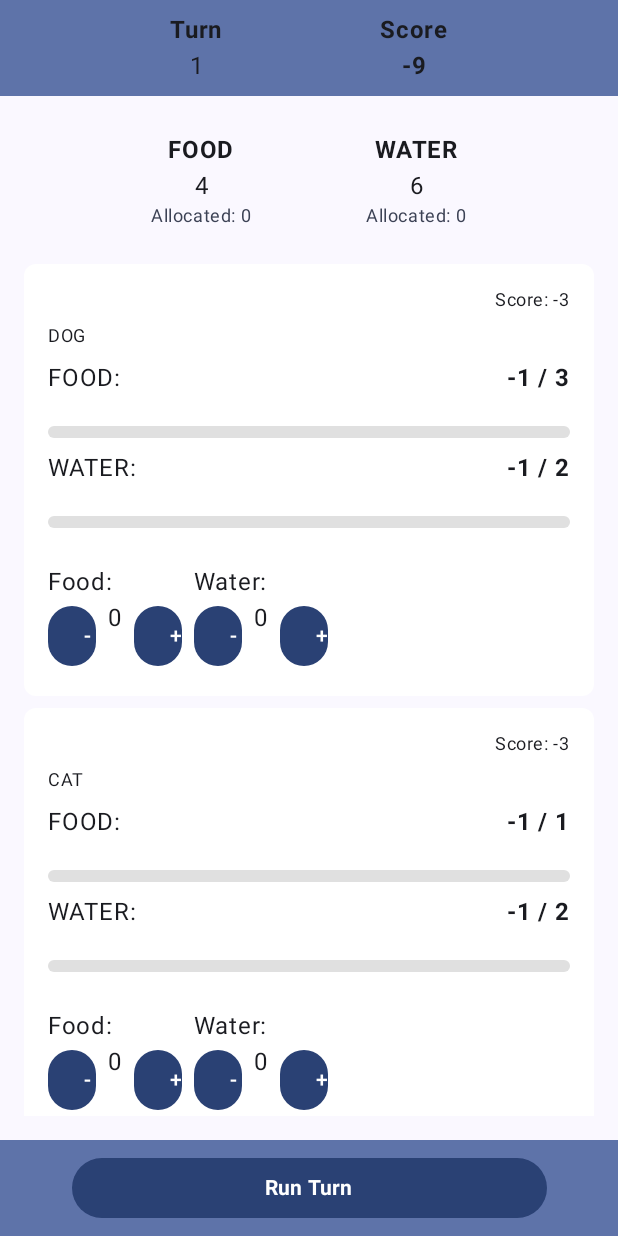
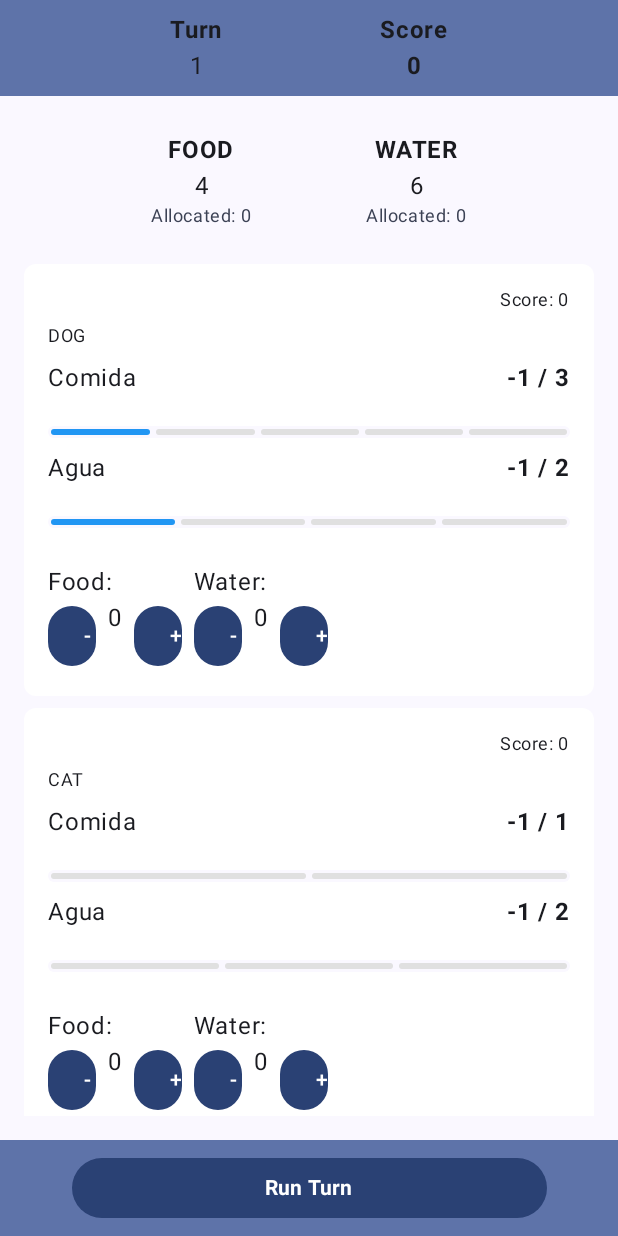
Before and after one commit to fergonzr/entrega04-mobapps, an Android app built with Jetpack Compose: the screen it shows after launch (MainActivity), after a tap on "Run Turn", on a phone screen of 412 x 824 dp. Run offline under Robolectric (Android 15) with nearby library versions, the light colour scheme and no system bars; 1 statement that could not run was skipped.

Commit message:
Add meter levels

```diff
--- a/app/src/main/java/com/example/angelorphanage/domain/GameState.kt
+++ b/app/src/main/java/com/example/angelorphanage/domain/GameState.kt
@@ -37,23 +37,9 @@ data class GameState(
         if (newResources.any { it.value < 0 })
             throw IllegalArgumentException("Can't allocate more resources than there are on stock.")
 
-        // Process each scorer to create new instances with updated state
-        val newScorers = this.scorers.mapIndexed { index, scorer ->
-            if (scorer.givenAway) {
-                // Keep given away scorers as-is
-                scorer
-            } else if (allocation.getOrNull(index).isNullOrEmpty()) {
-                // Apply tickdown if no allocation
-                scorer.tickdown(this.get_parameters())
-            } else {
-                // Apply allocation
-                scorer.allocate(allocation[index])
-            }
-        }
-
         // Calculate scores and handle giveaways
         var newScore = this.score
-        val finalScorers = newScorers.map { scorer ->
+        val newScorers = this.scorers.map { scorer ->
             if (scorer.givenAway) {
                 scorer
             } else {
@@ -66,6 +52,17 @@ data class GameState(
                 newScore += giveawayScore
 
                 scorerAfterGiveaway
+            }
+        }
+
+        // Process each scorer to create new instances with updated state
+        val finalScorers = newScorers.mapIndexed { index, scorer ->
+            if (scorer.givenAway) {
+                // Keep given away scorers as-is
+                scorer
+            } else {
+                // Apply allocation or ticking based on the resource
+                scorer.allocate_or_tick(this.get_parameters(), allocation[index])
             }
         }
 
--- a/app/src/main/java/com/example/angelorphanage/domain/ResourceType.kt
+++ b/app/src/main/java/com/example/angelorphanage/domain/ResourceType.kt
@@ -4,7 +4,7 @@ import androidx.annotation.StringRes
 import com.example.angelorphanage.R
 
 enum class ResourceType(
-    @StringRes name: Int,
+    @param:StringRes val nameRes: Int,
     val initialValue: Int
 ) : Resource {
     FOOD(R.string.food_label, 2) {
--- a/app/src/main/java/com/example/angelorphanage/domain/ScorerInstance.kt
+++ b/app/src/main/java/com/example/angelorphanage/domain/ScorerInstance.kt
@@ -62,13 +62,21 @@ data class ScorerInstance(
     /**
      * Create a new ScorerInstance with resources allocated
      */
-    fun allocate(resources: Map<ResourceType, Int>): ScorerInstance {
+    fun allocate_or_tick(parameters: GameParameters, resources: Map<ResourceType, Int>): ScorerInstance {
         val newMeters = ResourceType.entries.associateWith { resType ->
-            // The amount of resources to be allocated is hard-capped by the type's upper meter limit
-            min(
-                this.meters[resType]!! + resources.getOrDefault(resType, 0),
-                this.type.meterLimits[resType]!!.second
+            if (resources.getOrDefault(resType, 0) != 0)
+                // The amount of resources to be allocated is hard-capped
+                // by the type's upper meter limit
+                min(
+                    this.meters[resType]!! + resources.getOrDefault(resType, 0),
+                    this.type.meterLimits[resType]!!.second
+                )
+            else
+            max(
+                (this.meters.getOrDefault(resType, 0) - this.type.tickdown_meters(parameters, this.meters)[resType]!!),
+                this.type.meterLimits[resType]!!.first
             )
+
         }
         return this.copy(meters = newMeters)
     }
--- a/app/src/main/java/com/example/angelorphanage/ui/GameScreen.kt
+++ b/app/src/main/java/com/example/angelorphanage/ui/GameScreen.kt
@@ -29,6 +29,7 @@ import androidx.compose.ui.Alignment
 import androidx.compose.ui.Modifier
 import androidx.compose.ui.draw.clip
 import androidx.compose.ui.graphics.Color
+import androidx.compose.ui.res.stringResource
 import androidx.compose.ui.text.font.FontWeight
 import androidx.compose.ui.unit.dp
 import com.example.angelorphanage.domain.GameState
@@ -163,7 +164,7 @@ fun ScorerList(
         modifier = Modifier.fillMaxHeight(),
         verticalArrangement = Arrangement.spacedBy(8.dp)
     ) {
-        items(scorers.filter { !it.givenAway }.withIndex().toList() ) { (index, scorer) ->
+        items(scorers.withIndex().filter { !it.value.givenAway }.toList() ) { (index, scorer) ->
             ScorerCard(
                 index = index,
                 scorer = scorer,
@@ -259,28 +260,32 @@ fun ScorerCard(
                 modifier = Modifier.fillMaxWidth(),
                 horizontalArrangement = Arrangement.SpaceBetween
             ) {
-                Text("${resourceType.name.replace("_", " ")}:")
+                Text(stringResource(resourceType.nameRes))
                 Text(
                     text = "$meterValue / $maxLimit",
                     fontWeight = FontWeight.Bold
                 )
             }
             Spacer(modifier = Modifier.height(4.dp))
-            Box(
+            Row(
                 modifier = Modifier
                     .fillMaxWidth()
                     .height(8.dp)
                     .clip(RoundedCornerShape(4.dp))
-                    .background(
-                        if (meterValue >= maxLimit) Color(0xFF4CAF50) else Color(0xFFE0E0E0)
+                    .background( MaterialTheme.colorScheme.surface ),
+                horizontalArrangement = Arrangement.SpaceAround
+            ) {
+                ((minLimit + 1)..maxLimit).map {
+                    Box(
+                        modifier = Modifier
+                            .fillMaxHeight()
+                            .fillMaxWidth()
+                            .weight(1f)
+                            .padding(2.dp)
+                            .clip(RoundedCornerShape(4.dp))
+                            .background(Color(if (it <= meterValue) 0xFF2196F3 else 0xFFE0E0E0))
                     )
-            ) {
-                Box(
-                    modifier = Modifier
-                        .fillMaxWidth((meterValue.toFloat() / maxLimit.coerceAtLeast(1)).coerceIn(0.0f, 1.0f))
-                        .clip(RoundedCornerShape(4.dp))
-                        .background(Color(0xFF2196F3))
-                )
+                }
             }
         }
 
```
